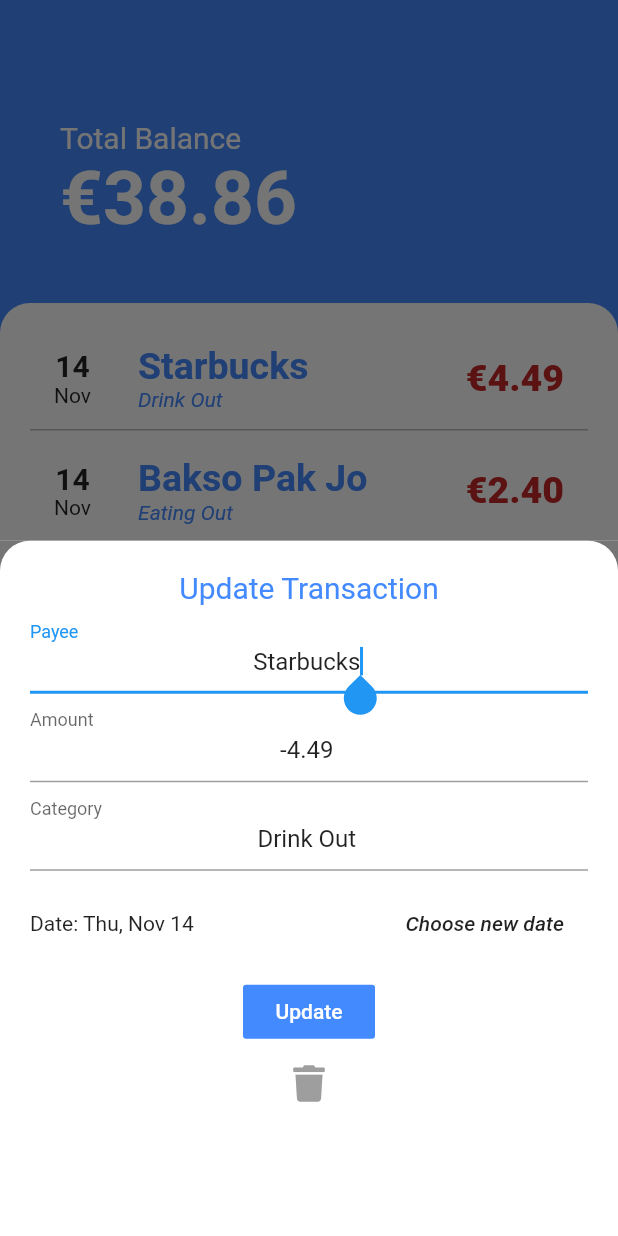
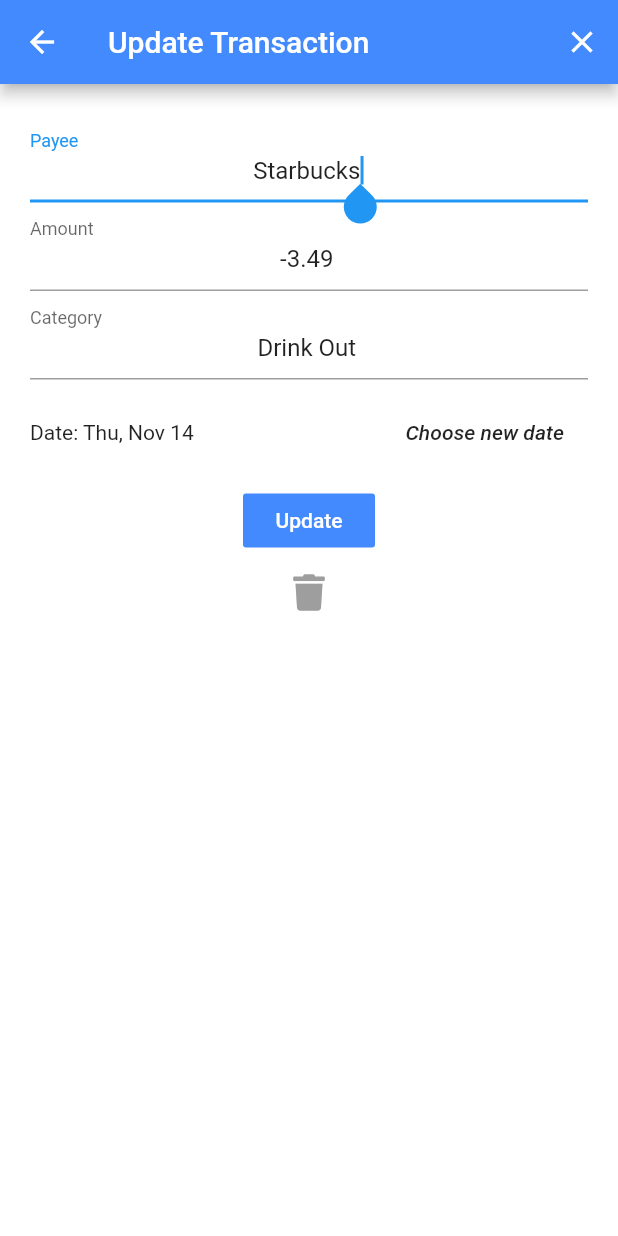
Before and after one commit to viqizevic/dompetku, a Flutter app: the screen it shows after launch, after a tap on "14", on a phone screen of 412 x 824 dp. Run offline on Flutter 3.47's test engine with Material 2 defaults, Android fonts, the phone set to English and light mode, and no system bars; our stand-ins replace font_awesome_flutter.

Commit message:
Show form in a new screen

```diff
--- a/lib/main.dart
+++ b/lib/main.dart
@@ -1,4 +1,5 @@
 import 'package:dompetku/models/transaction_data.dart';
+import 'package:dompetku/screens/add_transaction_screen.dart';
 import 'package:dompetku/screens/transactions_screen.dart';
 import 'package:flutter/material.dart';
 import 'package:provider/provider.dart';
@@ -12,7 +13,11 @@ class MyApp extends StatelessWidget {
     return ChangeNotifierProvider(
       builder: (context) => TransactionData(),
       child: MaterialApp(
-        home: TransactionsScreen(),
+        initialRoute: TransactionsScreen.id,
+        routes: {
+          TransactionsScreen.id: (context) => TransactionsScreen(),
+          AddTransactionScreen.id: (context) => AddTransactionScreen(),
+        },
       ),
     );
   }
--- a/lib/models/transaction_data.dart
+++ b/lib/models/transaction_data.dart
@@ -14,7 +14,7 @@ class TransactionData extends ChangeNotifier {
     Transaction(
       id: 3,
       payee: "Ayam Penyet",
-      amount: -4.25,
+      amount: -4.24,
       date: DateTime.now().add(Duration(days: -1)),
       category: "Eating Out",
     ),
@@ -28,7 +28,7 @@ class TransactionData extends ChangeNotifier {
     Transaction(
       id: 2,
       payee: "Starbucks",
-      amount: -4.49,
+      amount: -3.49,
       date: DateTime.now(),
       category: "Drink Out",
     ),
--- a/lib/screens/update_transaction_screen.dart
+++ b/lib/screens/update_transaction_screen.dart
@@ -79,27 +79,32 @@ class _UpdateTransactionScreenState extends State<UpdateTransactionScreen> {
 
   @override
   Widget build(BuildContext context) {
-    return Container(
-      color: Color(0xff757575),
-      child: Container(
+    return Scaffold(
+      appBar: AppBar(
+        actions: <Widget>[
+          IconButton(
+              icon: Icon(Icons.close),
+              onPressed: () {
+                Navigator.pop(context);
+              }),
+        ],
+        title: Text(
+          'Update Transaction',
+          textAlign: TextAlign.center,
+          style: TextStyle(
+            fontSize: 20.0,
+            color: Colors.white,
+          ),
+        ),
+        backgroundColor: Colors.blueAccent,
+      ),
+      body: Container(
         padding: EdgeInsets.all(20),
         decoration: BoxDecoration(
           color: Colors.white,
-          borderRadius: BorderRadius.only(
-            topLeft: Radius.circular(20.0),
-            topRight: Radius.circular(20.0),
-          ),
         ),
         child: Column(
           children: <Widget>[
-            Text(
-              'Update Transaction',
-              textAlign: TextAlign.center,
-              style: TextStyle(
-                fontSize: 20.0,
-                color: Colors.blueAccent,
-              ),
-            ),
             TextField(
               controller: payeeController,
               autofocus: true,
--- a/lib/todos.txt
+++ b/lib/todos.txt
@@ -3,6 +3,7 @@ TODO
 _ Show transactions from last session
 
 DONE
+_ Show add form in a new screen
 _ User can delete transaction
 _ Add id to transaction
 _ User can update transaction
--- a/lib/widgets/transactions_list.dart
+++ b/lib/widgets/transactions_list.dart
@@ -20,11 +20,13 @@ class TransactionsList extends StatelessWidget {
               category: transaction.category,
               isAnExpense: transaction.isAnExpense,
               onTapCallback: () {
-                showModalBottomSheet(
-                  context: context,
-                  builder: (context) => UpdateTransactionScreen(
-                    transaction: transaction,
-                  ),
+                Navigator.push(
+                  context,
+                  MaterialPageRoute(builder: (context) {
+                    return UpdateTransactionScreen(
+                      transaction: transaction,
+                    );
+                  }),
                 );
               },
             );
```
Also changed, not shown: lib/screens/add_transaction_screen.dart (+22 -15 lines), lib/screens/transactions_screen.dart (+3 -4 lines).
